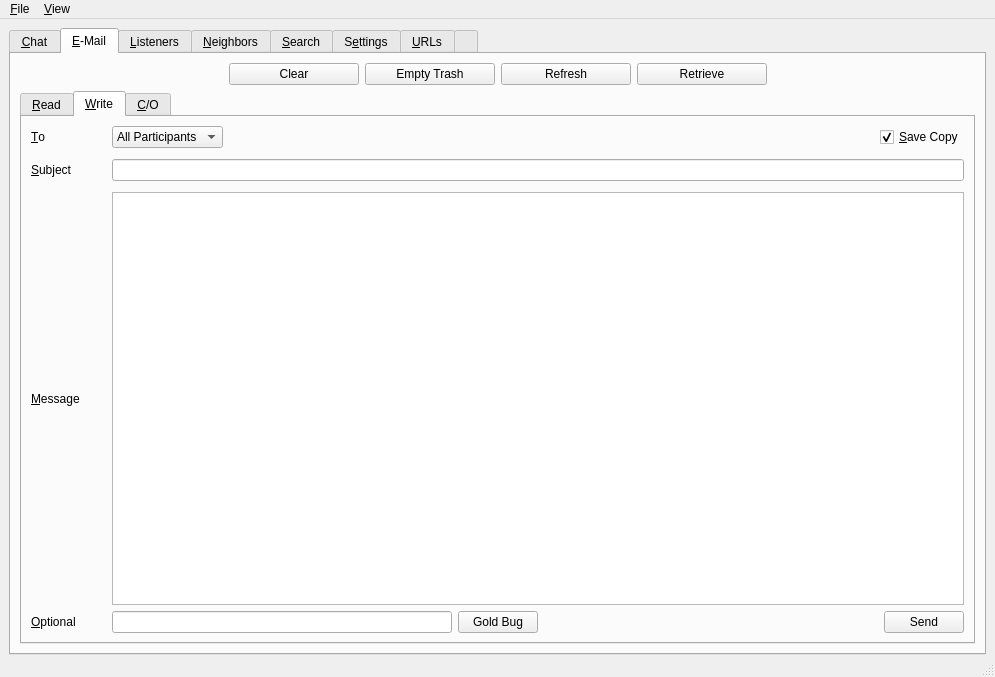
xloem/spot-on-svn, file UI/controlcenter.ui: the form before one commit.
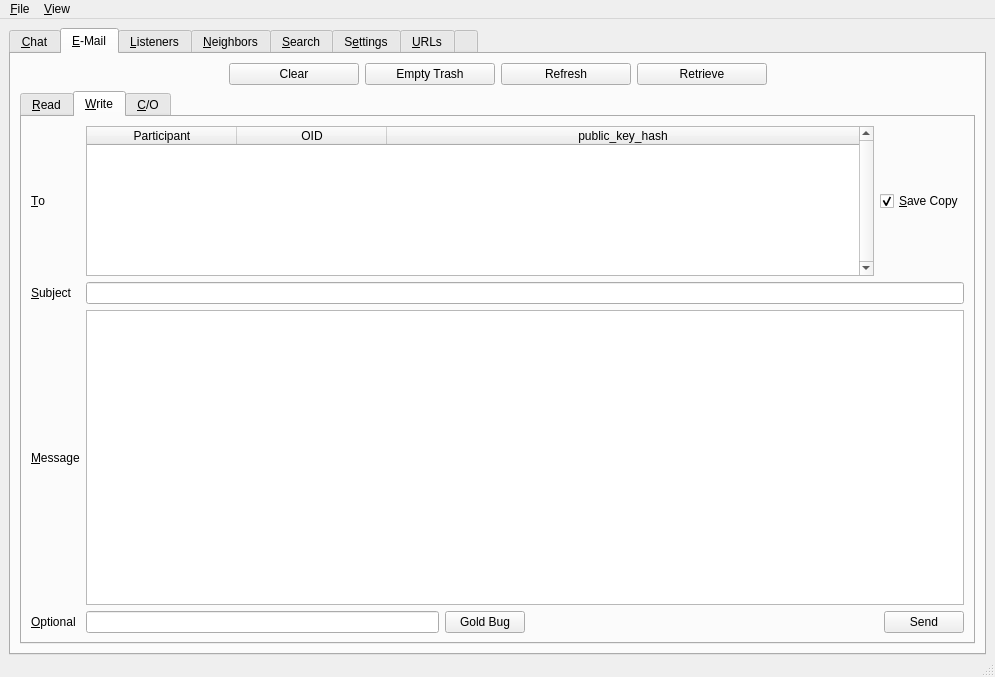
The form after the commit. The open tabs and pages were chosen to show the change. Icons and pictures are not drawn. Custom widgets are drawn as their Qt base class.

```diff
--- a/UI/controlcenter.ui
+++ b/UI/controlcenter.ui
@@ -598,84 +598,16 @@
            <attribute name="title">
             <string>&amp;Write</string>
            </attribute>
-           <layout class="QVBoxLayout" name="verticalLayout_27">
-            <item>
              <layout class="QGridLayout" name="gridLayout_4">
-              <item row="1" column="0">
-               <widget class="QLabel" name="label_10">
-                <property name="sizePolicy">
-                 <sizepolicy hsizetype="Fixed" vsizetype="Preferred">
-                  <horstretch>0</horstretch>
-                  <verstretch>0</verstretch>
-                 </sizepolicy>
-                </property>
-                <property name="minimumSize">
-                 <size>
-                  <width>75</width>
-                  <height>0</height>
-                 </size>
-                </property>
-                <property name="text">
-                 <string>&amp;To</string>
-                </property>
-                <property name="buddy">
-                 <cstring>participantsCombo</cstring>
-                </property>
-               </widget>
-              </item>
-              <item row="1" column="1">
-               <layout class="QHBoxLayout" name="horizontalLayout_33">
-                <item>
-                 <widget class="QComboBox" name="participantsCombo">
-                  <property name="sizeAdjustPolicy">
-                   <enum>QComboBox::AdjustToContents</enum>
-                  </property>
-                  <item>
-                   <property name="text">
-                    <string>All Participants</string>
-                   </property>
-                  </item>
-                 </widget>
-                </item>
-                <item>
-                 <spacer name="horizontalSpacer_28">
-                  <property name="orientation">
-                   <enum>Qt::Horizontal</enum>
-                  </property>
-                  <property name="sizeHint" stdset="0">
-                   <size>
-                    <width>40</width>
-                    <height>20</height>
-                   </size>
-                  </property>
-                 </spacer>
-                </item>
-                <item>
-                 <widget class="QCheckBox" name="saveCopy">
-                  <property name="text">
-                   <string>&amp;Save Copy</string>
-                  </property>
-                  <property name="checked">
+            <item row="2" column="1">
+             <widget class="QTextEdit" name="outgoingMessage">
+              <property name="tabChangesFocus">
                    <bool>true</bool>
                   </property>
                  </widget>
                 </item>
-               </layout>
-              </item>
-              <item row="2" column="0">
+            <item row="1" column="0">
                <widget class="QLabel" name="label_25">
-                <property name="sizePolicy">
-                 <sizepolicy hsizetype="Fixed" vsizetype="Preferred">
-                  <horstretch>0</horstretch>
-                  <verstretch>0</verstretch>
-                 </sizepolicy>
-                </property>
-                <property name="minimumSize">
-                 <size>
-                  <width>75</width>
-                  <height>32</height>
-                 </size>
-                </property>
                 <property name="text">
                  <string>&amp;Subject</string>
                 </property>
@@ -684,25 +616,23 @@
                 </property>
                </widget>
               </item>
-              <item row="2" column="1">
+            <item row="0" column="0">
+             <widget class="QLabel" name="label_10">
+              <property name="text">
+               <string>&amp;To</string>
+              </property>
+              <property name="buddy">
+               <cstring>emailParticipants</cstring>
+              </property>
+             </widget>
+            </item>
+            <item row="1" column="1">
                <widget class="QLineEdit" name="outgoingSubject"/>
               </item>
               <item row="3" column="0">
-               <widget class="QLabel" name="label_26">
-                <property name="sizePolicy">
-                 <sizepolicy hsizetype="Fixed" vsizetype="Preferred">
-                  <horstretch>0</horstretch>
-                  <verstretch>0</verstretch>
-                 </sizepolicy>
-                </property>
-                <property name="minimumSize">
-                 <size>
-                  <width>75</width>
-                  <height>0</height>
-                 </size>
-                </property>
+             <widget class="QLabel" name="label_6">
                 <property name="text">
-                 <string>&amp;Message</string>
+               <string>&amp;Optional</string>
                 </property>
                 <property name="buddy">
                  <cstring>outgoingMessage</cstring>
@@ -710,13 +640,6 @@
                </widget>
               </item>
               <item row="3" column="1">
-               <widget class="QTextEdit" name="outgoingMessage">
-                <property name="tabChangesFocus">
-                 <bool>true</bool>
-                </property>
-               </widget>
-              </item>
-              <item row="4" column="1">
                <layout class="QHBoxLayout" name="horizontalLayout_31">
                 <item>
                  <widget class="QLineEdit" name="goldbug"/>
@@ -753,15 +676,83 @@
                 </item>
                </layout>
               </item>
-              <item row="4" column="0">
-               <widget class="QLabel" name="label_6">
+            <item row="2" column="0">
+             <widget class="QLabel" name="label_26">
                 <property name="text">
-                 <string>&amp;Optional</string>
+               <string>&amp;Message</string>
                 </property>
                 <property name="buddy">
-                 <cstring>goldbug</cstring>
-                </property>
-               </widget>
+               <cstring>outgoingMessage</cstring>
+              </property>
+             </widget>
+            </item>
+            <item row="0" column="1">
+             <layout class="QHBoxLayout" name="horizontalLayout_33">
+              <item>
+               <widget class="QTableWidget" name="emailParticipants">
+                <property name="sizePolicy">
+                 <sizepolicy hsizetype="Expanding" vsizetype="Minimum">
+                  <horstretch>0</horstretch>
+                  <verstretch>0</verstretch>
+                 </sizepolicy>
+                </property>
+                <property name="maximumSize">
+                 <size>
+                  <width>16777215</width>
+                  <height>150</height>
+                 </size>
+                </property>
+                <property name="verticalScrollBarPolicy">
+                 <enum>Qt::ScrollBarAlwaysOn</enum>
+                </property>
+                <property name="alternatingRowColors">
+                 <bool>true</bool>
+                </property>
+                <property name="selectionBehavior">
+                 <enum>QAbstractItemView::SelectRows</enum>
+                </property>
+                <property name="horizontalScrollMode">
+                 <enum>QAbstractItemView::ScrollPerPixel</enum>
+                </property>
+                <property name="sortingEnabled">
+                 <bool>true</bool>
+                </property>
+                <attribute name="horizontalHeaderDefaultSectionSize">
+                 <number>150</number>
+                </attribute>
+                <attribute name="horizontalHeaderStretchLastSection">
+                 <bool>true</bool>
+                </attribute>
+                <column>
+                 <property name="text">
+                  <string>Participant</string>
+                 </property>
+                </column>
+                <column>
+                 <property name="text">
+                  <string>OID</string>
+                 </property>
+                </column>
+                <column>
+                 <property name="text">
+                  <string>public_key_hash</string>
+                 </property>
+                </column>
+               </widget>
+              </item>
+              <item>
+               <layout class="QVBoxLayout" name="verticalLayout_9">
+                <item>
+                 <widget class="QCheckBox" name="saveCopy">
+                  <property name="text">
+                   <string>&amp;Save Copy</string>
+                  </property>
+                  <property name="checked">
+                   <bool>true</bool>
+                  </property>
+                 </widget>
+                </item>
+               </layout>
               </item>
              </layout>
             </item>
```
Left out of the diff: 4 changed lines with no effect on the pictures. Lines whose indentation alone changed are shown as unchanged.
